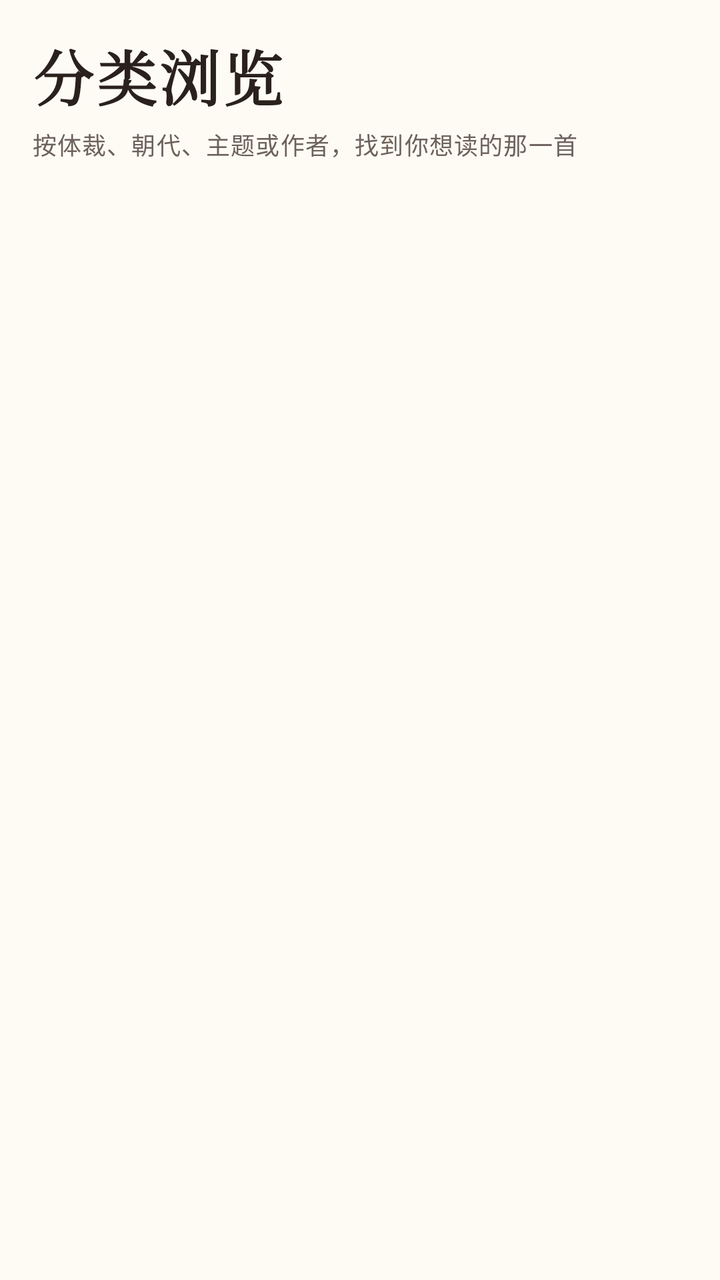
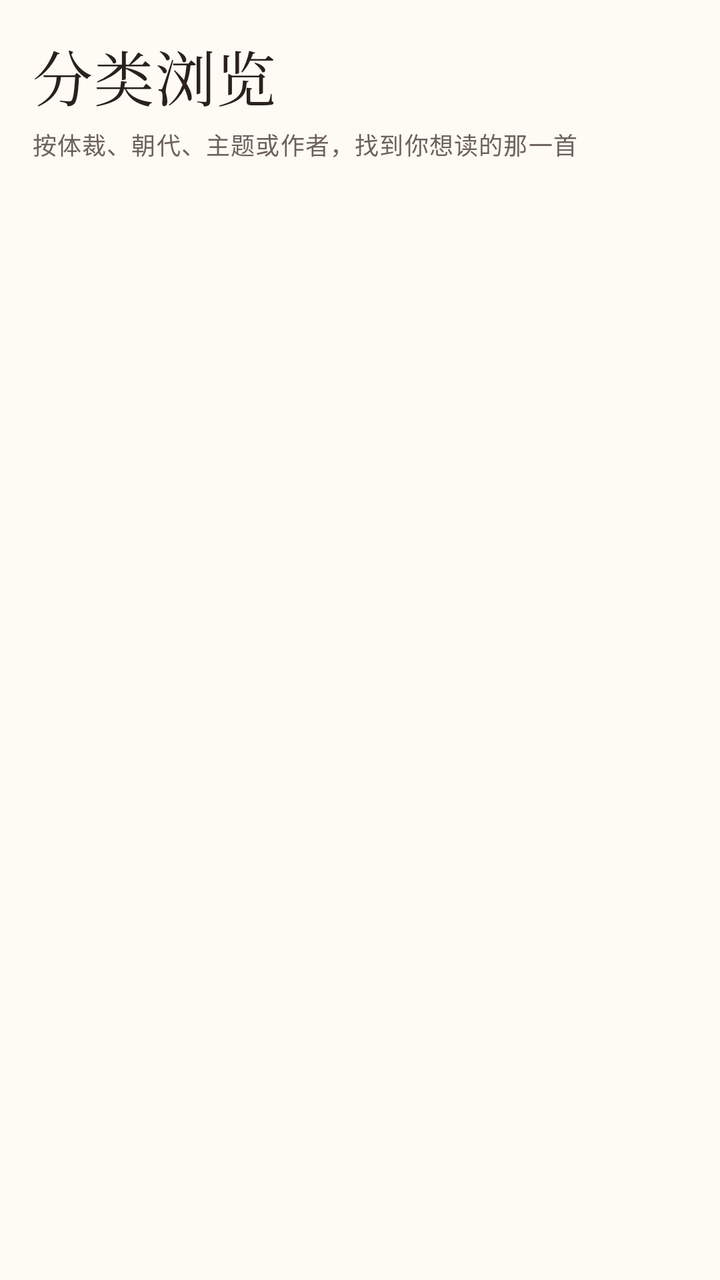

Two renders of the same Android screen: before a commit and after it. Below are the layout's source before the change and the commit's diff.
<!-- AndroidManifest.xml: application theme Theme.Poetry -->
<!-- res/layout/fragment_category.xml -->
<?xml version="1.0" encoding="utf-8"?>
<androidx.core.widget.NestedScrollView xmlns:android="http://schemas.android.com/apk/res/android"
    xmlns:app="http://schemas.android.com/apk/res-auto"
    android:id="@+id/categoryScroll"
    android:layout_width="match_parent"
    android:layout_height="match_parent"
    android:background="@color/paper"
    android:clipToPadding="false"
    android:paddingStart="@dimen/page_margin"
    android:paddingTop="@dimen/space_4"
    android:paddingEnd="@dimen/page_margin"
    android:paddingBottom="@dimen/space_10">

    <LinearLayout
        android:layout_width="match_parent"
        android:layout_height="wrap_content"
        android:orientation="vertical">

        <TextView
            android:layout_width="wrap_content"
            android:layout_height="wrap_content"
            android:text="@string/category_title"
            android:textAppearance="@style/TextAppearance.Poetry.PageTitle" />

        <TextView
            android:layout_width="wrap_content"
            android:layout_height="wrap_content"
            android:layout_marginTop="@dimen/space_1"
            android:text="@string/category_subtitle"
            android:textAppearance="@style/TextAppearance.Poetry.Caption" />

        
        <include
            android:id="@+id/typeHeader"
            layout="@layout/view_section_header"
            android:layout_width="match_parent"
            android:layout_height="wrap_content"
            android:layout_marginTop="@dimen/space_6" />

        <androidx.recyclerview.widget.RecyclerView
            android:id="@+id/typeList"
            android:layout_width="match_parent"
            android:layout_height="wrap_content"
            android:layout_marginTop="@dimen/space_3"
            android:nestedScrollingEnabled="false"
            android:overScrollMode="never" />

        
        <include
            android:id="@+id/dynastyHeader"
            layout="@layout/view_section_header"
            android:layout_width="match_parent"
            android:layout_height="wrap_content"
            android:layout_marginTop="@dimen/space_6" />

        <androidx.recyclerview.widget.RecyclerView
            android:id="@+id/dynastyList"
            android:layout_width="match_parent"
            android:layout_height="wrap_content"
            android:layout_marginTop="@dimen/space_3"
            android:nestedScrollingEnabled="false"
            android:overScrollMode="never" />

        
        <include
            android:id="@+id/themeHeader"
            layout="@layout/view_section_header"
            android:layout_width="match_parent"
            android:layout_height="wrap_content"
            android:layout_marginTop="@dimen/space_6" />

        <com.google.android.material.chip.ChipGroup
            android:id="@+id/themeChips"
            android:layout_width="match_parent"
            android:layout_height="wrap_content"
            android:layout_marginTop="@dimen/space_3"
            app:chipSpacingHorizontal="@dimen/space_2"
            app:singleLine="false" />

        
        <include
            android:id="@+id/authorHeader"
            layout="@layout/view_section_header"
            android:layout_width="match_parent"
            android:layout_height="wrap_content"
            android:layout_marginTop="@dimen/space_6" />

        <androidx.recyclerview.widget.RecyclerView
            android:id="@+id/authorList"
            android:layout_width="match_parent"
            android:layout_height="wrap_content"
            android:layout_marginTop="@dimen/space_3"
            android:nestedScrollingEnabled="false"
            android:overScrollMode="never" />

    </LinearLayout>
</androidx.core.widget.NestedScrollView>
<!-- res/layout/view_section_header.xml (included above) -->
<?xml version="1.0" encoding="utf-8"?>
<LinearLayout xmlns:android="http://schemas.android.com/apk/res/android"
    android:layout_width="match_parent"
    android:layout_height="wrap_content"
    android:gravity="center_vertical"
    android:orientation="horizontal">

    <TextView
        android:id="@+id/sectionTitle"
        android:layout_width="0dp"
        android:layout_height="wrap_content"
        android:layout_weight="1"
        android:textAppearance="@style/TextAppearance.Poetry.SectionTitle" />

    <TextView
        android:id="@+id/sectionMeta"
        android:layout_width="wrap_content"
        android:layout_height="wrap_content"
        android:textAppearance="@style/TextAppearance.Poetry.CaptionWeak" />

</LinearLayout>
<!-- resources referenced by this layout -->
<resources>
  <color name="paper">#FFFDFBF4</color>
  <dimen name="page_margin">16dp</dimen>
  <dimen name="space_1">4dp</dimen>
  <dimen name="space_10">40dp</dimen>
  <dimen name="space_2">8dp</dimen>
  <dimen name="space_3">12dp</dimen>
  <dimen name="space_4">16dp</dimen>
  <dimen name="space_6">24dp</dimen>
  <string name="category_subtitle">按体裁、朝代、主题或作者，找到你想读的那一首</string>
  <string name="category_title">分类浏览</string>
  <style name="TextAppearance.Poetry.Caption" parent="TextAppearance.Material3.BodySmall">
          <item name="android:textSize">@dimen/text_xs</item>
          <item name="android:textColor">@color/ink_500</item>
      </style>
  <style name="TextAppearance.Poetry.CaptionWeak" parent="TextAppearance.Poetry.Caption">
          <item name="android:textColor">@color/ink_400</item>
      </style>
  <style name="TextAppearance.Poetry.PageTitle" parent="TextAppearance.Material3.HeadlineMedium">
          <item name="android:textSize">@dimen/text_xxl</item>
          <item name="android:fontFamily">serif</item>
          <item name="fontFamily">serif</item>
          <item name="android:textStyle">bold</item>
          <item name="android:textColor">@color/ink_900</item>
          <item name="android:letterSpacing">0.05</item>
      </style>
  <style name="TextAppearance.Poetry.SectionTitle" parent="TextAppearance.Material3.TitleMedium">
          <item name="android:textSize">@dimen/text_lg</item>
          <item name="android:fontFamily">serif</item>
          <item name="fontFamily">serif</item>
          <item name="android:textStyle">bold</item>
          <item name="android:textColor">@color/ink_900</item>
          <item name="android:letterSpacing">0.04</item>
      </style>
  <style name="Theme.Poetry" parent="Theme.Material3.DayNight.NoActionBar">
          <item name="colorPrimary">@color/color_primary</item>
          <item name="colorOnPrimary">@color/on_primary</item>
          <item name="colorSecondary">@color/color_accent</item>
          <item name="colorOnSecondary">@color/on_primary</item>
          <item name="colorSurface">@color/surface_1</item>
          <item name="colorOnSurface">@color/ink_900</item>
          <item name="colorSurfaceVariant">@color/surface_2</item>
          <item name="colorOnSurfaceVariant">@color/ink_500</item>
          <item name="colorOutline">@color/line</item>
          <item name="android:colorBackground">@color/paper</item>
          <item name="android:textColorPrimary">@color/ink_900</item>
          <item name="android:textColorSecondary">@color/ink_500</item>
          <item name="android:statusBarColor">@color/paper</item>
          <item name="android:navigationBarColor">@color/paper</item>
          <item name="android:windowLightStatusBar">true</item>
          <item name="android:windowBackground">@color/paper</item>
      </style>
  <dimen name="text_xs">12sp</dimen>
  <color name="ink_500">#FF6D625B</color>
  <color name="ink_400">#FF918579</color>
  <dimen name="text_xxl">30sp</dimen>
  <color name="ink_900">#FF2A211C</color>
  <dimen name="text_lg">20sp</dimen>
  <color name="color_primary">@color/zhuhong_500</color>
  <color name="on_primary">#FFFFFFFF</color>
  <color name="color_accent">@color/shiqing_500</color>
  <color name="surface_1">#FFFFFDF9</color>
  <color name="surface_2">#FFF8F3E8</color>
  <color name="line">#FFE6DFD8</color>
  <color name="zhuhong_500">#FFE04A2F</color>
  <color name="shiqing_500">#FF3D86A8</color>
</resources>

<!-- the commit's change to res/layout/fragment_category.xml (unified diff, before → after) -->
@@ -4,7 +4,7 @@
     android:id="@+id/categoryScroll"
     android:layout_width="match_parent"
     android:layout_height="match_parent"
-    android:background="@color/paper"
+    android:background="?android:attr/colorBackground"
     android:clipToPadding="false"
     android:paddingStart="@dimen/page_margin"
     android:paddingTop="@dimen/space_4"
<!-- resource entries referenced after the edit -->
@@ -21,9 +21,10 @@
           <item name="android:textSize">@dimen/text_xxl</item>
           <item name="android:fontFamily">serif</item>
           <item name="fontFamily">serif</item>
-          <item name="android:textStyle">bold</item>
           <item name="android:textColor">@color/ink_900</item>
-          <item name="android:letterSpacing">0.05</item>
+          <item name="android:letterSpacing">0.02</item>
+          <item name="android:includeFontPadding">false</item>
+          <item name="android:lineSpacingExtra">2dp</item>
       </style>
   <style name="TextAppearance.Poetry.SectionTitle" parent="TextAppearance.Material3.TitleMedium">
           <item name="android:textSize">@dimen/text_lg</item>
